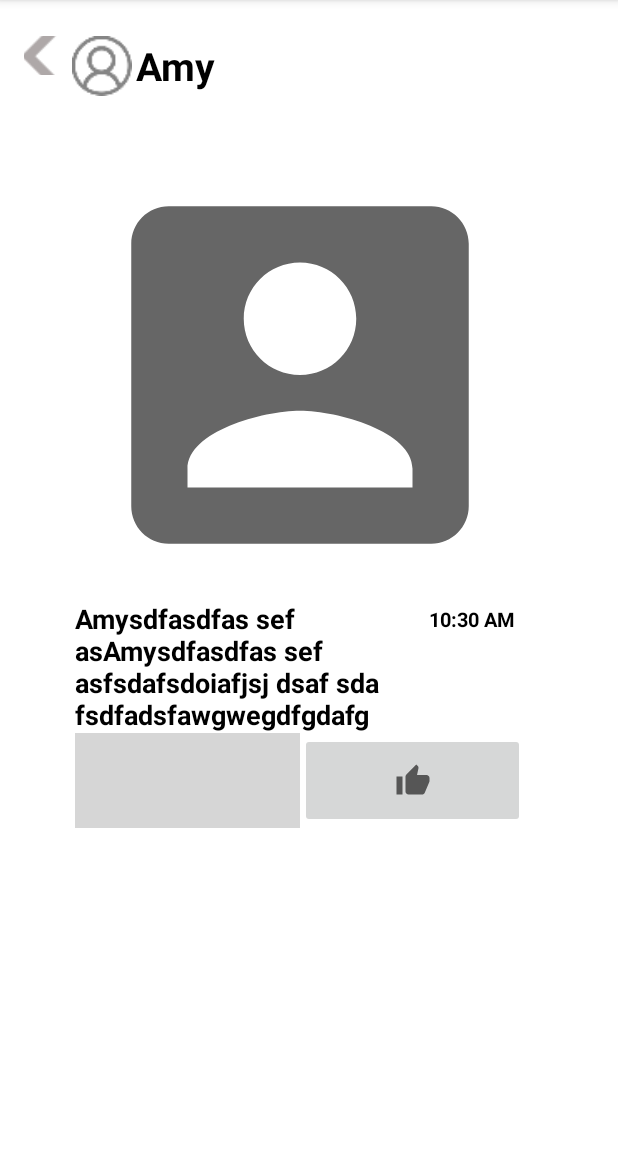
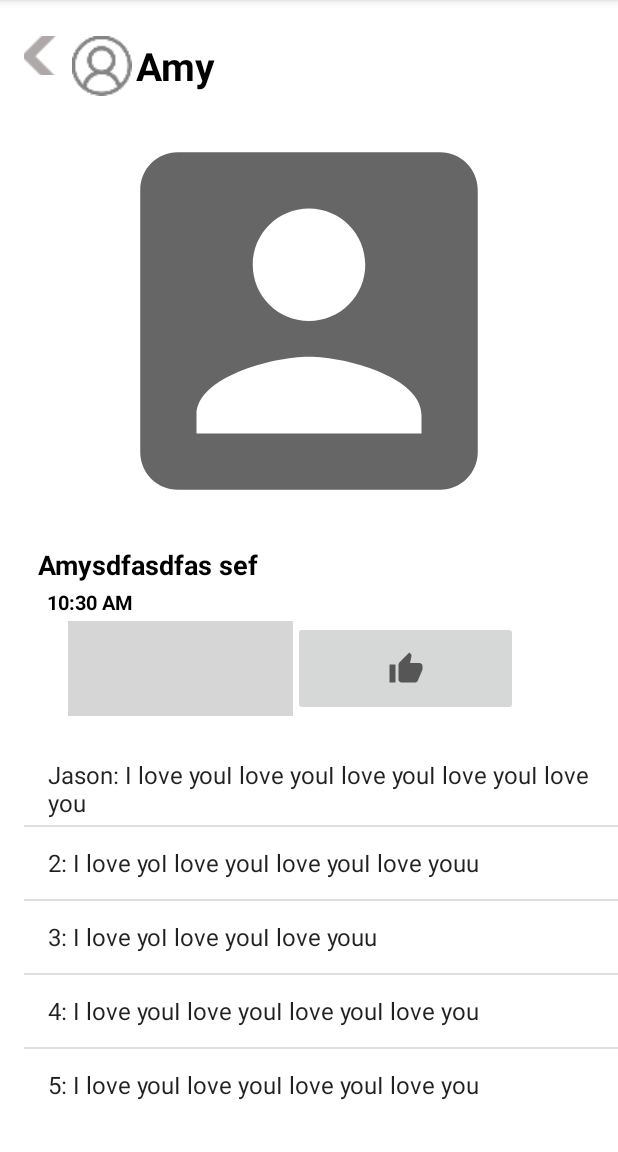
Before and after one commit to bryanchang0603/DietyCare-FrontEnd, an Android app: the PostDetailActivity screen opened directly, with no data from a screen before it, on a phone screen of 412 x 824 dp, the part 84-1236 px from its top. Run offline under Robolectric (Android 15) with nearby library versions, the phone set to English and light mode, and no system bars; our stand-ins replace sdp/ssp sizes; Roboto replaces fonts that are not available here; grey boxes are pictures that could not be loaded.

Commit message:
got the framework ready

```diff
--- a/app/src/main/java/com/example/dietycare/PostDetailActivity.java
+++ b/app/src/main/java/com/example/dietycare/PostDetailActivity.java
@@ -1,21 +1,27 @@
 package com.example.dietycare;
 
 import android.app.AlertDialog;
+import android.content.Context;
 import android.content.DialogInterface;
 import android.content.Intent;
 import android.os.Bundle;
 import android.text.InputType;
 import android.view.View;
+import android.widget.ArrayAdapter;
 import android.widget.Button;
 import android.widget.EditText;
 import android.widget.ImageButton;
+import android.widget.ListView;
 import android.widget.TextView;
 
 import androidx.appcompat.app.AppCompatActivity;
 
+import java.util.ArrayList;
+import java.util.HashMap;
+import java.util.List;
+
 public class PostDetailActivity extends AppCompatActivity {
 
-    private Button record_bt, more_bt;
     private ImageButton back_bt, comment_bt;
     private String commentText = "";
 
@@ -27,7 +33,7 @@ public class PostDetailActivity extends AppCompatActivity {
         setContentView(R.layout.post_detail);
 
         //Back Button
-        back_bt = (ImageButton) findViewById(R.id.icBack);
+        back_bt = findViewById(R.id.icBack);
         back_bt.setOnClickListener(new View.OnClickListener() {
                                        @Override
                                        public void onClick(View view) {
@@ -47,13 +53,10 @@ public class PostDetailActivity extends AppCompatActivity {
                                            AlertDialog.Builder builder = new AlertDialog.Builder(PostDetailActivity.this);
                                            builder.setTitle("Comment This Post");
 
-// Set up the input
                                            final EditText input = new EditText(PostDetailActivity.this);
-// Specify the type of input expected; this, for example, sets the input as a password, and will mask the text
                                            input.setInputType(InputType.TYPE_CLASS_TEXT);
                                            builder.setView(input);
 
-// Set up the buttons
                                            builder.setPositiveButton("OK", new DialogInterface.OnClickListener() {
                                                @Override
                                                public void onClick(DialogInterface dialog, int which) {
@@ -78,30 +81,46 @@ public class PostDetailActivity extends AppCompatActivity {
         postOwnerName.setText("Amy");
         //set Post content
         TextView postContent = findViewById(R.id.postContent);
-        postContent.setText("Amysdfasdfas sef asAmysdfasdfas sef asfsdafsdoiafjsj dsaf sda fsdfadsfawgwegdfgdafg");
+        postContent.setText("Amysdfasdfas sef");
         //set Post content
         TextView postTime = findViewById(R.id.postTime);
         postTime.setText("10:30 AM");
 
+        //set Comments list
+        ListView listview = findViewById(R.id.commentList);
+        ArrayList<String> list = new ArrayList<String>();
+        list.add("Jason: I love youI love youI love youI love youI love you");
+        list.add("2: I love yoI love youI love youI love youu");
+        list.add("3: I love yoI love youI love youu");
+        list.add("4: I love youI love youI love youI love you");
+        list.add("5: I love youI love youI love youI love you");
+        StableArrayAdapter adapter = new StableArrayAdapter(this,
+                android.R.layout.simple_list_item_1, list);
+        listview.setAdapter(adapter);
+
     }
+    private class StableArrayAdapter extends ArrayAdapter<String> {
 
+        HashMap<String, Integer> mIdMap = new HashMap<String, Integer>();
 
-    private String get_food_name() {
-        return "Apple";
+        public StableArrayAdapter(Context context, int textViewResourceId,
+                                  List<String> objects) {
+            super(context, textViewResourceId, objects);
+            for (int i = 0; i < objects.size(); ++i) {
+                mIdMap.put(objects.get(i), i);
+            }
+        }
+
+        @Override
+        public long getItemId(int position) {
+            String item = getItem(position);
+            return mIdMap.get(item);
+        }
+
+        @Override
+        public boolean hasStableIds() {
+            return true;
+        }
+
     }
-    private String get_food_info (){
-        return "Apple is 11.5 kcal.";
-    };
-    private String get_cal (){
-        return "11.5kcal";
-    };//Double to String;
-    private String get_pro (){
-        return "50g";
-    };
-    private String get_fat (){
-        return "40g";
-    };
-    private String get_carbo (){
-        return "60g";
-    };
 }
--- a/app/src/main/res/layout/post_detail.xml
+++ b/app/src/main/res/layout/post_detail.xml
@@ -5,6 +5,7 @@
     android:layout_width="match_parent"
     android:layout_height="match_parent"
     tools:context=".PostDetailActivity">
+
 
     <ImageButton
         android:id="@+id/icBack"
@@ -34,27 +35,36 @@
         android:layout_height="40dp"
         android:layout_marginStart="4dp"
         android:gravity="center"
+        android:src="@drawable/icon_account"
         android:textColor="@color/black"
         android:textSize="@dimen/_20ssp"
         android:textStyle="bold"
-        android:src="@drawable/icon_account"
         app:layout_constraintStart_toEndOf="@id/icBack"
         app:layout_constraintTop_toTopOf="@+id/icBack" />
 
 
     <ImageView
         android:id="@+id/postPicture"
-        android:layout_width="300dp"
+        android:layout_width="match_parent"
         android:layout_height="300dp"
-        android:layout_marginStart="50dp"
-        android:layout_marginTop="100dp"
         android:gravity="center"
         android:src="@drawable/ic_account"
+        app:layout_constraintTop_toBottomOf="@+id/postOwnerIcon" />
+
+
+    <TextView
+        android:id="@+id/postContent"
+        android:layout_width="match_parent"
+        android:layout_height="wrap_content"
+        android:layout_marginStart="25dp"
+        android:layout_marginBottom="0dp"
+        android:gravity="left"
         android:textColor="@color/black"
-        android:textSize="@dimen/_20ssp"
+        android:textSize="@dimen/_14ssp"
         android:textStyle="bold"
-        app:layout_constraintStart_toStartOf="parent"
-        app:layout_constraintTop_toTopOf="parent" />
+        app:layout_constraintStart_toStartOf="@+id/postPicture"
+        app:layout_constraintTop_toBottomOf="@+id/postPicture" />
+
 
     <TextView
         android:id="@+id/postTime"
@@ -64,30 +74,18 @@
         android:textColor="@color/black"
         android:textSize="@dimen/_10ssp"
         android:textStyle="bold"
-        app:layout_constraintStart_toEndOf="@+id/postContent"
-        app:layout_constraintTop_toTopOf="@+id/postContent" />
-
-    <TextView
-        android:id="@+id/postContent"
-        android:layout_width="230dp"
-        android:layout_height="wrap_content"
-        android:layout_marginStart="50dp"
-        android:gravity="left"
-        android:textColor="@color/black"
-        android:textSize="@dimen/_14ssp"
-        android:textStyle="bold"
-        app:layout_constraintStart_toStartOf="parent"
-        app:layout_constraintTop_toBottomOf="@+id/postPicture" />
+        app:layout_constraintStart_toStartOf="@+id/postContent"
+        app:layout_constraintTop_toBottomOf="@+id/postContent" />
 
     <ImageButton
         android:id="@+id/commentButton"
         android:layout_width="150dp"
         android:layout_height="63dp"
-        android:layout_marginStart="50dp"
         android:layout_weight="1"
+        android:layout_marginStart="45dp"
         android:text="1"
         app:layout_constraintStart_toStartOf="parent"
-        app:layout_constraintTop_toBottomOf="@+id/postContent"
+        app:layout_constraintTop_toBottomOf="@+id/postTime"
         app:srcCompat="@drawable/ic_comment" />
 
     <ImageButton
@@ -97,48 +95,17 @@
         android:layout_weight="1"
         android:text="1"
         app:layout_constraintStart_toEndOf="@+id/commentButton"
-        app:layout_constraintTop_toBottomOf="@+id/postContent"
+        app:layout_constraintTop_toBottomOf="@+id/postTime"
         app:srcCompat="@drawable/ic_thumbup" />
 
-    <androidx.constraintlayout.widget.Guideline
-        android:id="@+id/guideline2"
+    <ListView
+        android:id="@+id/commentList"
         android:layout_width="wrap_content"
         android:layout_height="wrap_content"
-        android:orientation="vertical"
-        app:layout_constraintGuide_begin="20dp" />
-
-    <androidx.constraintlayout.widget.Guideline
-        android:id="@+id/guideline3"
-        android:layout_width="wrap_content"
-        android:layout_height="wrap_content"
-        android:orientation="horizontal"
-        app:layout_constraintGuide_begin="20dp" />
-
-    <androidx.constraintlayout.widget.Guideline
-        android:id="@+id/guideline4"
-        android:layout_width="wrap_content"
-        android:layout_height="wrap_content"
-        android:orientation="vertical"
-        app:layout_constraintGuide_begin="20dp" />
-
-    <androidx.constraintlayout.widget.Group
-        android:id="@+id/group"
-        android:layout_width="wrap_content"
-        android:layout_height="wrap_content" />
-
-    <androidx.constraintlayout.widget.Guideline
-        android:id="@+id/guideline5"
-        android:layout_width="wrap_content"
-        android:layout_height="wrap_content"
-        android:orientation="vertical"
-        app:layout_constraintGuide_begin="20dp" />
-
-    <androidx.constraintlayout.widget.Guideline
-        android:id="@+id/guideline6"
-        android:layout_width="wrap_content"
-        android:layout_height="wrap_content"
-        android:orientation="horizontal"
-        app:layout_constraintGuide_begin="20dp" />
+        android:layout_marginStart="16dp"
+        android:layout_marginTop="88dp"
+        app:layout_constraintStart_toStartOf="parent"
+        app:layout_constraintTop_toBottomOf="@+id/postTime" />
 
 
 </androidx.constraintlayout.widget.ConstraintLayout>
```
